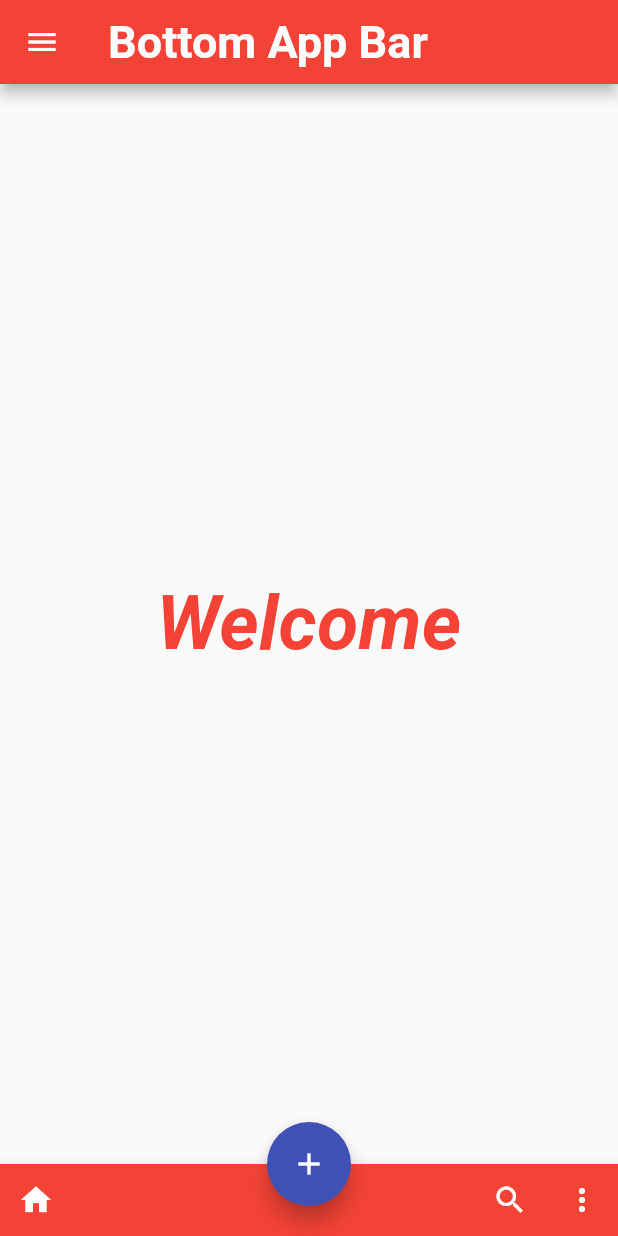
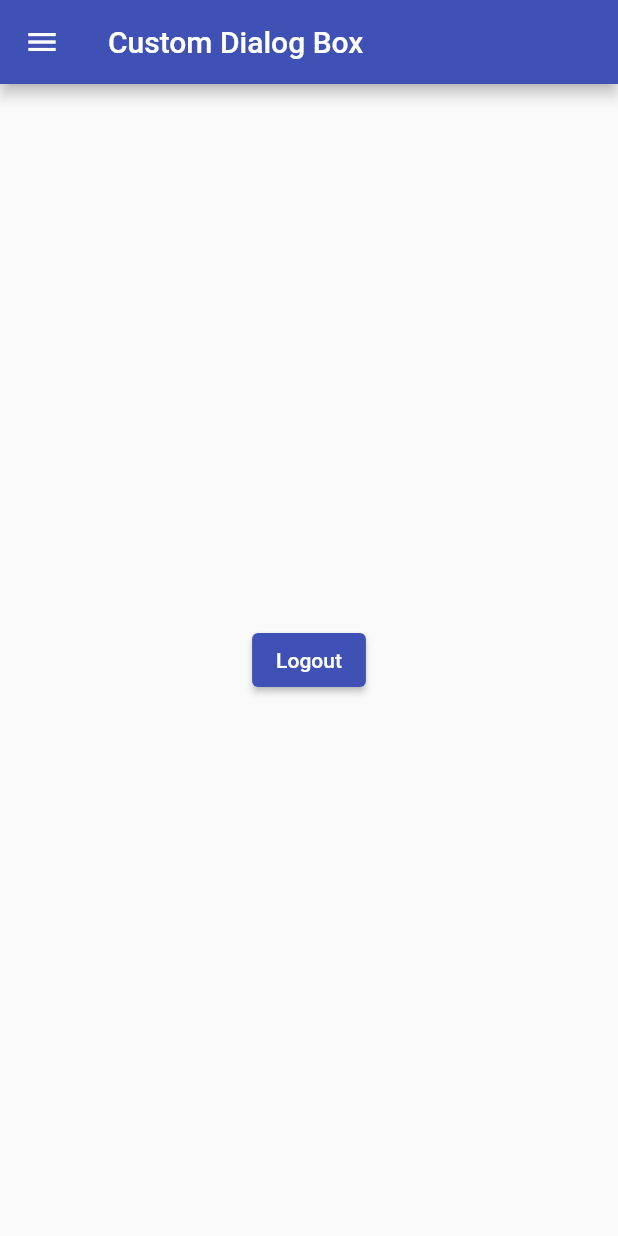
Before and after one commit to hamidhosen42/F-Flutter-UI-Design, a Flutter app: the screen it shows after launch, on a phone screen of 412 x 824 dp. Run offline on Flutter 3.47's test engine with Material 2 defaults, Android fonts, the phone set to English and light mode, and no system bars; Roboto replaces fonts that are missing (Cursive).

Commit message:
custom-dialog-box

```diff
--- /dev/null
+++ b/lib/Custom Dialog Box/Custom Dialog Box.dart
@@ -0,0 +1,37 @@
+// ignore_for_file: prefer_const_constructors
+
+import 'package:flutter/material.dart';
+
+class CustomDialog extends StatelessWidget {
+  const CustomDialog({Key? key}) : super(key: key);
+
+  @override
+  Widget build(BuildContext context) {
+    return Scaffold(
+      appBar: AppBar(
+        title: Text("Custom Dialog Box"),
+      ),
+      body: Center(
+        child: ElevatedButton(
+          child: Text("Logout"),
+          onPressed: (){
+            showDialog(
+              context: context,
+              builder:(BuildContext context) {
+                return AlertDialog(
+                  title: Text("Confirmation"),
+                  content: Text("Would you really want to log out from this page?"),
+                  actions: [
+                    TextButton(onPressed: (){}, child: Text("Cancle")),
+                    TextButton(onPressed: (){}, child: Text("Log Out"))
+                  ],
+                );
+              }
+            );
+          },
+        ),
+      ),
+      drawer: Drawer(),
+    );
+  }
+}
--- a/lib/main.dart
+++ b/lib/main.dart
@@ -1,13 +1,14 @@
 // ignore_for_file: prefer_const_constructors
 import 'package:flutter/material.dart';
 
-import 'package:flutter_ui_design/Modern%20Login%20UI/Modern%20Login%20UI.dart';
 import 'Bottom App Bar/Bottom App Bar.dart';
 import 'Bottom Navigation Bar/Bottom Navigation Bar.dart';
 import 'Create Login UI/Create Login UI.dart';
+import 'Custom Dialog Box/Custom Dialog Box.dart';
 import 'Custom Navigation Drawer/Custom Navigation Drawer.dart';
 import 'Dark Mode/Dark Mode.dart';
 import 'List Cards/List Cards.dart';
+import 'Modern Login UI/Modern Login UI.dart';
 
 void main(List<String> args) {
   runApp(MyApp());
@@ -34,7 +35,8 @@
       // home: CusNavDrawer(),
       // home: ButtonNavBar(),
       // home: ListCard(),
-      home: BottomBar(),
+      // home: BottomBar(),
+      home: CustomDialog(),
     );
   }
 }
```
Also changed, not shown: lib/Bottom App Bar/Bottom App Bar.dart (+21 -4 lines), assets/Bottom App Bar/img-1.png (added), assets/Custom Dialog Box/img-1.png (added), assets/Custom Dialog Box/img-2.png (added).
